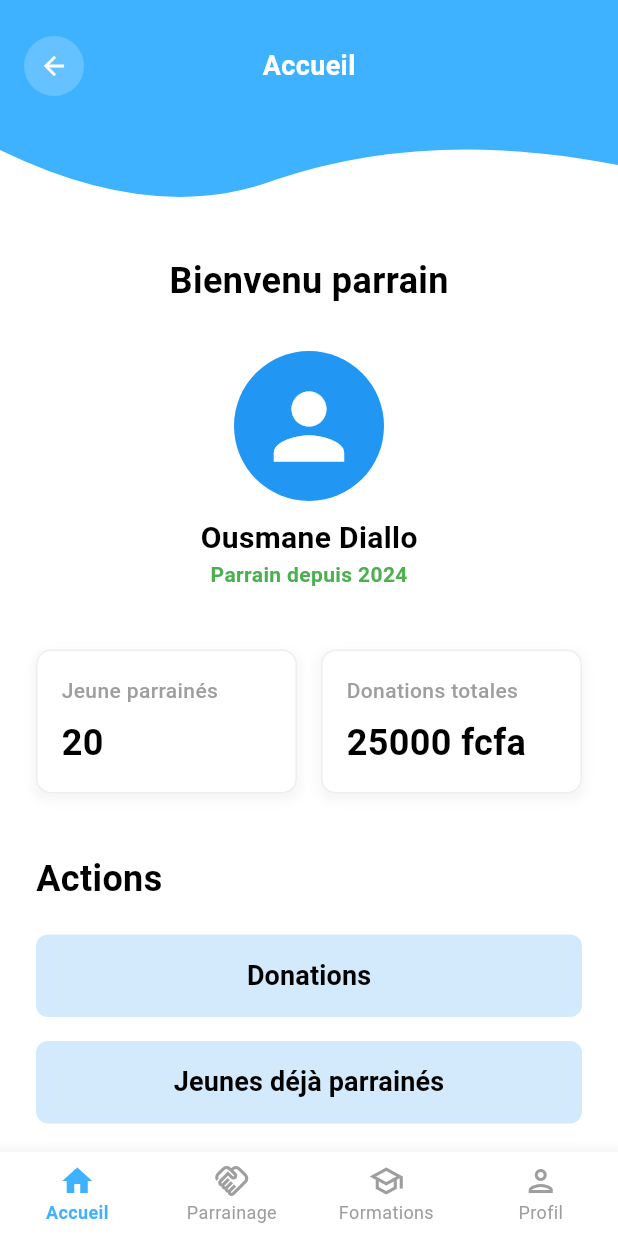
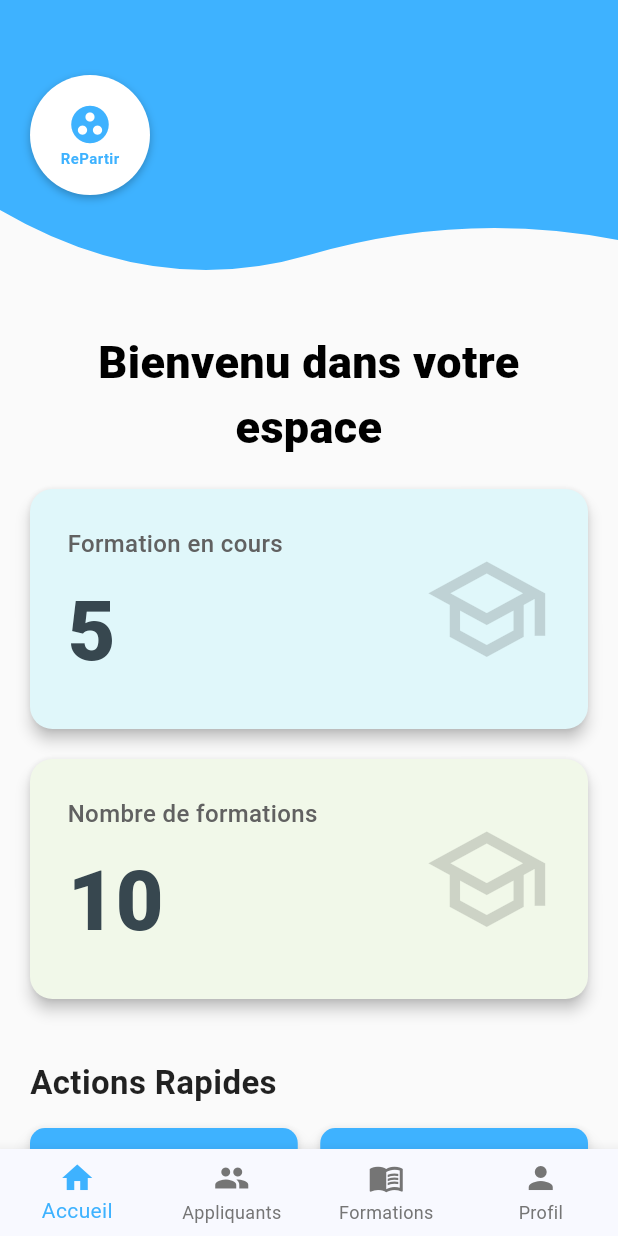
Before and after one commit to RePartirODK/repartir_frontend, a Flutter app: the screen it shows after launch, on a phone screen of 412 x 824 dp. Run offline on Flutter 3.47's test engine with Material 3 defaults, Android fonts, the phone set to English and light mode, and no system bars; our stand-ins replace shared_preferences, smooth_page_indicator.

Commit message:
center pages accueil

```diff
--- a/lib/main.dart
+++ b/lib/main.dart
@@ -1,10 +1,10 @@
 import 'package:flutter/material.dart';
-import 'package:repartir_frontend/pages/parrains/nav.dart';
+import 'package:repartir_frontend/pages/centres/acceuil.dart';
+import 'package:repartir_frontend/pages/centres/inscription.dart';
 import 'package:shared_preferences/shared_preferences.dart';
 
 // Import pages
-import 'package:repartir_frontend/pages/onboarding/onboarding_page.dart';
-import 'package:repartir_frontend/pages/auth/authentication_page.dart';
+
 import 'package:repartir_frontend/pages/parrains/accueilparrain.dart';
 import 'package:repartir_frontend/pages/parrains/detailsdemande.dart';
 import 'package:repartir_frontend/pages/parrains/dons.dart';
@@ -39,7 +39,7 @@ class MyApp extends StatelessWidget {
       ),
       initialRoute: '/',
       routes: {
-        '/': (context) => NavHomePage(),
+        '/': (context) => EnhanceHome(),
         '/donation': (context) => const DonationsPage(),
         '/details': (context) => const DetailPage(),
         '/formations': (context) => const FormationPage(),
@@ -49,6 +49,8 @@ class MyApp extends StatelessWidget {
         '/parrainés': (context) => SponsoredYouthPage(),
         '/inscriptionparrain': (context) => const RegistrationPage(),
         '/accueil': (context) => const ParrainHomePage(),
+        '/inscriptioncentre': (context)=> InscriptionCentrePage(),
+        '/homecentre':(context)=> EnhanceHome()
       },
     );
   }
--- /dev/null
+++ b/lib/pages/centres/acceuil.dart
@@ -0,0 +1,337 @@
+import 'package:flutter/material.dart';
+
+// Définition de la couleur principale
+const Color kPrimaryColor = Color(0xFF3EB2FF);
+const double kHeaderHeight = 200.0;
+
+class EnhanceHome extends StatelessWidget {
+  const EnhanceHome({super.key});
+
+  @override
+  Widget build(BuildContext context) {
+    return Scaffold(
+      backgroundColor: Colors.grey[50], // Fond très légèrement gris pour faire ressortir les cards
+      bottomNavigationBar: _buildBottomNavigationBar(),
+
+      body: SingleChildScrollView(
+        child: Column(
+          crossAxisAlignment: CrossAxisAlignment.start,
+          children: <Widget>[
+            // 1. Le Header Incurvé avec le logo (importé de l'autre page)
+            CurvedHeader(),
+
+            // 2. Titre de bienvenue (placé sous le header)
+            Padding(
+              padding: const EdgeInsets.symmetric(horizontal: 20.0, vertical: 20.0),
+              child: _buildWelcomeTitle(),
+            ),
+
+            // Cartes de statistiques améliorées
+            _buildStatCards(context),
+
+            const SizedBox(height: 40),
+
+            // Titre "Actions Rapides"
+            _buildQuickActionsTitle(),
+
+            const SizedBox(height: 15),
+
+            // Boutons d'actions rapides
+            _buildQuickActionButtons(context),
+
+            const SizedBox(height: 30),
+          ],
+        ),
+      ),
+    );
+  }
+
+  // --- Widgets du Header ---
+
+  Widget _buildWelcomeTitle() {
+    return const Center(
+      child: Text(
+        "Bienvenu dans votre\nespace",
+        textAlign: TextAlign.center,
+        style: TextStyle(
+          fontSize: 30,
+          fontWeight: FontWeight.w900,
+          color: Colors.black,
+        ),
+      ),
+    );
+  }
+
+  Widget _buildStatCards(BuildContext context) {
+    return Padding(
+      padding: const EdgeInsets.symmetric(horizontal: 20.0),
+      child: Column(
+        children: <Widget>[
+          // Carte 1: Formation en cours
+          _buildStatCard(
+            context,
+            title: "Formation en cours",
+            value: "5",
+            icon: Icons.school_outlined,
+            cardColor: const Color(0xFFE0F7FA), // Bleu très doux
+            valueColor: Colors.blueGrey[800]!,
+          ),
+          const SizedBox(height: 20),
+
+          // Carte 2: Nombre de formations
+          _buildStatCard(
+            context,
+            title: "Nombre de formations",
+            value: "10",
+            icon: Icons.school_outlined,
+            cardColor: const Color(0xFFF1F8E9), // Vert très doux
+            valueColor: Colors.blueGrey[800]!,
+          ),
+        ],
+      ),
+    );
+  }
+
+  Widget _buildStatCard(
+    BuildContext context, {
+    required String title,
+    required String value,
+    required IconData icon,
+    required Color cardColor,
+    required Color valueColor,
+  }) {
+    // Utilisation de Material pour une élévation et une ombre propres
+    return Material(
+      color: cardColor,
+      elevation: 4.0, // Ajoute une belle ombre
+      borderRadius: BorderRadius.circular(15.0),
+      child: Container(
+        width: double.infinity,
+        padding: const EdgeInsets.all(25.0),
+        child: Row(
+          mainAxisAlignment: MainAxisAlignment.spaceBetween,
+          children: <Widget>[
+            Column(
+              crossAxisAlignment: CrossAxisAlignment.start,
+              children: <Widget>[
+                Text(
+                  title,
+                  style: TextStyle(
+                    fontSize: 16,
+                    color: Colors.grey[700],
+                    fontWeight: FontWeight.w500,
+                  ),
+                ),
+                const SizedBox(height: 8),
+                Text(
+                  value,
+                  style: TextStyle(
+                    fontSize: 55,
+                    fontWeight: FontWeight.w900,
+                    color: valueColor,
+                  ),
+                ),
+              ],
+            ),
+            Icon(
+              icon,
+              size: 85,
+              color: Colors.black.withOpacity(0.15),
+            ),
+          ],
+        ),
+      ),
+    );
+  }
+
+  Widget _buildQuickActionsTitle() {
+    return const Padding(
+      padding: EdgeInsets.symmetric(horizontal: 20.0),
+      child: Text(
+        "Actions Rapides",
+        style: TextStyle(
+          fontSize: 22,
+          fontWeight: FontWeight.bold,
+          color: Colors.black87,
+        ),
+      ),
+    );
+  }
+
+  Widget _buildQuickActionButtons(BuildContext context) {
+    return Padding(
+      padding: const EdgeInsets.symmetric(horizontal: 20.0),
+      child: Row(
+        children: <Widget>[
+          Expanded(
+            child: _buildActionButton(context, text: "Demande"),
+          ),
+          const SizedBox(width: 15),
+          Expanded(
+            child: _buildActionButton(context, text: "Formations"),
+          ),
+        ],
+      ),
+    );
+  }
+
+  Widget _buildActionButton(
+    BuildContext context, {
+    required String text,
+  }) {
+    return ElevatedButton(
+      style: ElevatedButton.styleFrom(
+        backgroundColor: kPrimaryColor,
+        minimumSize: const Size(double.infinity, 60),
+        shape: RoundedRectangleBorder(
+          borderRadius: BorderRadius.circular(10.0),
+        ),
+        elevation: 5,
+      ),
+      onPressed: () {},
+      child: Text(
+        text,
+        style: const TextStyle(
+          fontSize: 18,
+          fontWeight: FontWeight.bold,
+          color: Colors.white,
+        ),
+      ),
+    );
+  }
+
+  Widget _buildBottomNavigationBar() {
+    return BottomNavigationBar(
+      type: BottomNavigationBarType.fixed,
+      selectedItemColor: kPrimaryColor, // Couleur primaire pour l'élément actif
+      unselectedItemColor: Colors.grey[600],
+      currentIndex: 0,
+      onTap: (index) { /* Gérer le changement de page */ },
+      items: const [
+        BottomNavigationBarItem(
+          icon: Icon(Icons.home),
+          label: 'Accueil',
+        ),
+        BottomNavigationBarItem(
+          icon: Icon(Icons.group),
+          label: 'Appliquants',
+        ),
+        BottomNavigationBarItem(
+          icon: Icon(Icons.menu_book),
+          label: 'Formations',
+        ),
+        BottomNavigationBarItem(
+          icon: Icon(Icons.person),
+          label: 'Profil',
+        ),
+      ],
+    );
+  }
+}
+
+// ------------------------------------------------------------------
+// --- WIDGETS ET CLIPPER DU HEADER INCURVÉ (réutilisés) ---
+
+class CurvedHeader extends StatelessWidget {
+  @override
+  Widget build(BuildContext context) {
+    return Container(
+      height: kHeaderHeight,
+      child: Stack(
+        children: <Widget>[
+          // La courbe bleue personnalisée
+          ClipPath(
+            clipper: BottomWaveClipper(),
+            child: Container(
+              height: kHeaderHeight,
+              color: kPrimaryColor,
+            ),
+          ),
+          // Le Logo "RePartir"
+          const Positioned(
+            top: 50,
+            left: 20,
+            child: _LogoWidget(),
+          ),
+          // Optionnel: Ajouter l'heure et les icônes de la barre de statut
+          // (cela demande une gestion plus fine de l'espace si l'on veut les centrer parfaitement)
+        ],
+      ),
+    );
+  }
+}
+
+class _LogoWidget extends StatelessWidget {
+  const _LogoWidget();
+
+  @override
+  Widget build(BuildContext context) {
+    return Container(
+      width: 80,
+      height: 80,
+      decoration: BoxDecoration(
+        color: Colors.white,
+        shape: BoxShape.circle,
+        boxShadow: const [
+          BoxShadow(
+            color: Colors.black26,
+            blurRadius: 4.0,
+            offset: Offset(0, 2),
+          ),
+        ],
+      ),
+      child: Center(
+        child: Column(
+          mainAxisAlignment: MainAxisAlignment.center,
+          children: [
+            const Icon(Icons.group_work, color: kPrimaryColor, size: 30),
+            const Text(
+              'RePartir',
+              style: TextStyle(
+                color: kPrimaryColor,
+                fontSize: 10,
+                fontWeight: FontWeight.bold,
+              ),
+            ),
+          ],
+        ),
+      ),
+    );
+  }
+}
+
+class BottomWaveClipper extends CustomClipper<Path> {
+  @override
+  Path getClip(Size size) {
+    final path = Path();
+    path.lineTo(0, size.height * 0.7);
+
+    var firstControlPoint = Offset(size.width / 4, size.height);
+    var firstEndPoint = Offset(size.width / 2, size.height * 0.85);
+
+    path.quadraticBezierTo(
+      firstControlPoint.dx,
+      firstControlPoint.dy,
+      firstEndPoint.dx,
+      firstEndPoint.dy,
+    );
+
+    var secondControlPoint = Offset(size.width * 3 / 4, size.height * 0.7);
+    var secondEndPoint = Offset(size.width, size.height * 0.8);
+
+    path.quadraticBezierTo(
+      secondControlPoint.dx,
+      secondControlPoint.dy,
+      secondEndPoint.dx,
+      secondEndPoint.dy,
+    );
+
+    path.lineTo(size.width, 0);
+    path.close();
+
+    return path;
+  }
+
+  @override
+  bool shouldReclip(CustomClipper<Path> oldClipper) => false;
+}
--- a/lib/pages/parrains/detailsdemande.dart
+++ b/lib/pages/parrains/detailsdemande.dart
@@ -150,7 +150,6 @@ class _DetailPageState extends State<DetailPage> {
           const CircleAvatar(
             radius: 50,
             backgroundColor: primaryBlue, // Couleur d'arrière-plan de l'avatar
-            // TODO: Remplacer par l'image de profil du jeune
             child: Icon(Icons.person, size: 70, color: Colors.white),
           ),
           const SizedBox(height: 10),
```
Also changed, not shown: lib/pages/centres/custombarcentre.dart (added, +56 -0 lines), lib/pages/centres/inscription.dart (added, +262 -0 lines), lib/pages/centres/navcentre.dart (added, +46 -0 lines), lib/pages/centres/appliquants.dart (added), lib/pages/centres/formation.dart (added).
